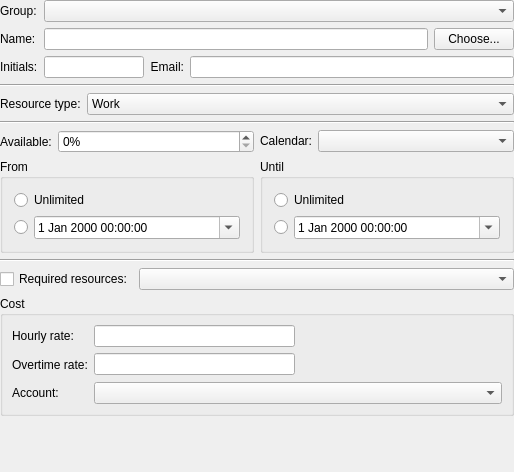
First picture: the form in plan/libs/ui/resourcedialogbase.ui, repository KDE/calligra, before the edit.
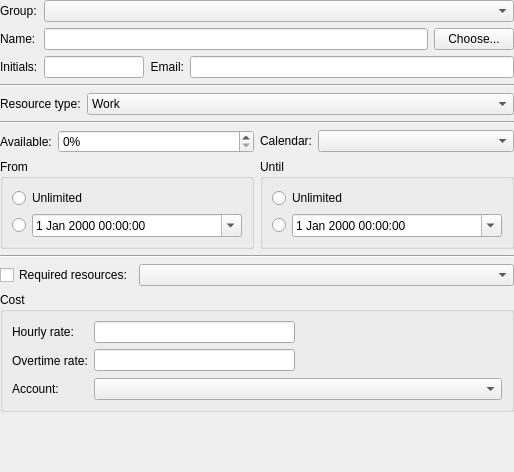
Second picture: the form after the edit. Custom widgets are drawn as their Qt base class.

Commit message: Remove any hardcoding of spaces to 6 and margins to 9/11 in Plan's UI

What changed in the file:
```diff
--- a/plan/libs/ui/resourcedialogbase.ui
+++ b/plan/libs/ui/resourcedialogbase.ui
@@ -408,12 +408,6 @@
           <string>Cost</string>
          </property>
          <layout class="QGridLayout">
-          <property name="margin">
-           <number>9</number>
-          </property>
-          <property name="spacing">
-           <number>6</number>
-          </property>
           <item row="0" column="0">
            <widget class="QLabel" name="textLabel3_2">
             <property name="text">
@@ -532,7 +526,6 @@
    </item>
   </layout>
  </widget>
- <layoutdefault spacing="6" margin="11"/>
  <customwidgets>
   <customwidget>
    <class>KComboBox</class>
```
Left out of the diff: 6 changed lines with no effect on the pictures. The commit also changes 17 other files.
